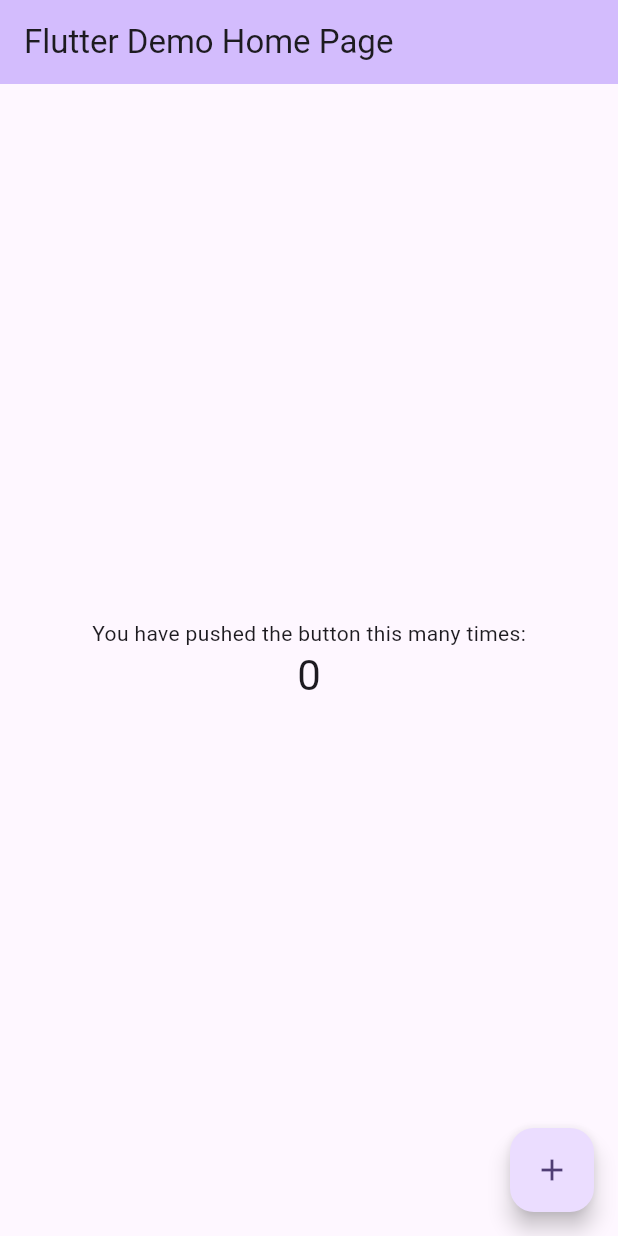
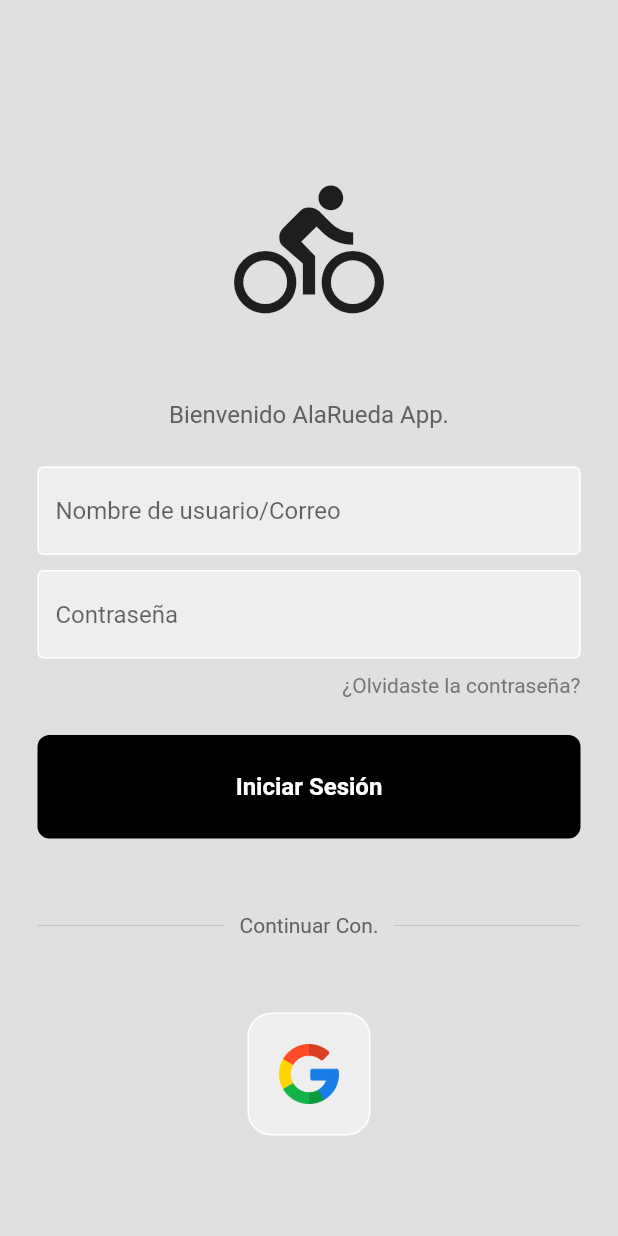
Before and after one commit to DanielCerquera/alarueda_app, a Flutter app: the screen it shows after launch, on a phone screen of 412 x 824 dp. Run offline on Flutter 3.47's test engine with Material 2 defaults, Android fonts, the phone set to English and light mode, and no system bars.

Commit message:
Diseño inicial del logeo de usuario para la app

```diff
--- /dev/null
+++ b/lib/components/my_button.dart
@@ -0,0 +1,36 @@
+import 'package:flutter/material.dart';
+
+class MyButton extends StatelessWidget{
+
+  final Function()? onTap;
+
+  const MyButton({
+    super.key,
+    required this.onTap
+  });
+
+@override
+  Widget build(BuildContext context){
+    return GestureDetector(
+      onTap: onTap,
+      child: Container(
+        padding:const EdgeInsets.all(25),
+        margin: const EdgeInsets.symmetric(horizontal: 25),
+        decoration: BoxDecoration(
+          color: Colors.black,
+          borderRadius: BorderRadius.circular(8)
+        ),
+        child: const Center(
+          child: Text(
+            "Iniciar Sesión",
+            style: TextStyle(
+              color: Colors.white,
+              fontWeight: FontWeight.bold,
+              fontSize: 16,
+            ),
+          ),
+        ),
+        ),
+    );
+  }
+}
--- /dev/null
+++ b/lib/components/my_textfield.dart
@@ -0,0 +1,37 @@
+import 'package:flutter/material.dart';
+
+class MyTextField extends StatelessWidget{
+
+  final controller;
+  final String hintText;
+  final bool obscureText;
+
+  const MyTextField({
+    super.key,
+    required this.controller,
+    required this.hintText,
+    required this.obscureText,
+    });
+
+  @override
+  Widget build(BuildContext context) {
+    return Padding(
+      padding: const EdgeInsets.symmetric(horizontal: 25.0),
+      child: TextField(
+        controller: controller,
+        obscureText: obscureText,
+        decoration: InputDecoration(
+            enabledBorder: const OutlineInputBorder(
+              borderSide: BorderSide(color: Colors.white),
+            ),
+            focusedBorder: OutlineInputBorder(
+              borderSide: BorderSide(color: Colors.grey.shade400),
+            ),
+            fillColor: Colors.grey.shade200,
+            filled: true,
+            hintText: hintText,
+        ),
+      ),
+    );
+  }
+}
--- /dev/null
+++ b/lib/components/square_title.dart
@@ -0,0 +1,25 @@
+import 'package:flutter/material.dart';
+
+class SquareTile extends StatelessWidget {
+  final String imagePath;
+  const SquareTile({
+    super.key,
+    required this.imagePath,
+  });
+
+  @override
+  Widget build(BuildContext context) {
+    return Container(
+      padding: EdgeInsets.all(20),
+      decoration: BoxDecoration(
+        border: Border.all(color: Colors.white),
+        borderRadius: BorderRadius.circular(16),
+        color: Colors.grey[200],
+      ),
+      child: Image.asset(
+        imagePath,
+        height: 40,
+      ),
+    );
+  }
+}
--- a/lib/main.dart
+++ b/lib/main.dart
@@ -1,4 +1,5 @@
 import 'package:flutter/material.dart';
+import 'pages/login_page.dart';
 
 void main() {
   runApp(const MyApp());
@@ -7,119 +8,11 @@ void main() {
 class MyApp extends StatelessWidget {
   const MyApp({super.key});
 
-  // This widget is the root of your application.
   @override
   Widget build(BuildContext context) {
     return MaterialApp(
-      title: 'Ala Rueba App',
-      theme: ThemeData(
-        // This is the theme of your application.
-        //
-        // TRY THIS: Try running your application with "flutter run". You'll see
-        // the application has a blue toolbar. Then, without quitting the app,
-        // try changing the seedColor in the colorScheme below to Colors.green
-        // and then invoke "hot reload" (save your changes or press the "hot
-        // reload" button in a Flutter-supported IDE, or press "r" if you used
-        // the command line to start the app).
-        //
-        // Notice that the counter didn't reset back to zero; the application
-        // state is not lost during the reload. To reset the state, use hot
-        // restart instead.
-        //
-        // This works for code too, not just values: Most code changes can be
-        // tested with just a hot reload.
-        colorScheme: ColorScheme.fromSeed(seedColor: Colors.deepPurple),
-        useMaterial3: true,
-      ),
-      home: const MyHomePage(title: 'Flutter Demo Home Page'),
+      debugShowCheckedModeBanner: false,
+      home: LoginPage(),
     );
   }
 }
-
-class MyHomePage extends StatefulWidget {
-  const MyHomePage({super.key, required this.title});
-
-  // This widget is the home page of your application. It is stateful, meaning
-  // that it has a State object (defined below) that contains fields that affect
-  // how it looks.
-
-  // This class is the configuration for the state. It holds the values (in this
-  // case the title) provided by the parent (in this case the App widget) and
-  // used by the build method of the State. Fields in a Widget subclass are
-  // always marked "final".
-
-  final String title;
-
-  @override
-  State<MyHomePage> createState() => _MyHomePageState();
-}
-
-class _MyHomePageState extends State<MyHomePage> {
-  int _counter = 0;
-
-  void _incrementCounter() {
-    setState(() {
-      // This call to setState tells the Flutter framework that something has
-      // changed in this State, which causes it to rerun the build method below
-      // so that the display can reflect the updated values. If we changed
-      // _counter without calling setState(), then the build method would not be
-      // called again, and so nothing would appear to happen.
-      _counter++;
-    });
-  }
-
-  @override
-  Widget build(BuildContext context) {
-    // This method is rerun every time setState is called, for instance as done
-    // by the _incrementCounter method above.
-    //
-    // The Flutter framework has been optimized to make rerunning build methods
-    // fast, so that you can just rebuild anything that needs updating rather
-    // than having to individually change instances of widgets.
-    return Scaffold(
-      appBar: AppBar(
-        // TRY THIS: Try changing the color here to a specific color (to
-        // Colors.amber, perhaps?) and trigger a hot reload to see the AppBar
-        // change color while the other colors stay the same.
-        backgroundColor: Theme.of(context).colorScheme.inversePrimary,
-        // Here we take the value from the MyHomePage object that was created by
-        // the App.build method, and use it to set our appbar title.
-        title: Text(widget.title),
-      ),
-      body: Center(
-        // Center is a layout widget. It takes a single child and positions it
-        // in the middle of the parent.
-        child: Column(
-          // Column is also a layout widget. It takes a list of children and
-          // arranges them vertically. By default, it sizes itself to fit its
-          // children horizontally, and tries to be as tall as its parent.
-          //
-          // Column has various properties to control how it sizes itself and
-          // how it positions its children. Here we use mainAxisAlignment to
-          // center the children vertically; the main axis here is the vertical
-          // axis because Columns are vertical (the cross axis would be
-          // horizontal).
-          //
-          // TRY THIS: Invoke "debug painting" (choose the "Toggle Debug Paint"
-          // action in the IDE, or press "p" in the console), to see the
-          // wireframe for each widget.
-          mainAxisAlignment: MainAxisAlignment.center,
-          children: <Widget>[
-            const Text(
-              'You have pushed the button this many times:',
-            ),
-            Text(
-              '$_counter',
-              style: Theme.of(context).textTheme.headlineMedium,
-            ),
-          ],
-        ),
-      ),
-      floatingActionButton: FloatingActionButton(
-        onPressed: _incrementCounter,
-        tooltip: 'Increment',
-        child: const Icon(Icons.add),
-      ), // This trailing comma makes auto-formatting nicer for build methods.
-    );
-  }
-}
--- /dev/null
+++ b/lib/pages/login_page.dart
@@ -0,0 +1,173 @@
+import 'package:alarueda_app/components/my_button.dart';
+import 'package:alarueda_app/components/square_title.dart';
+import 'package:flutter/material.dart';
+import 'package:alarueda_app/components/my_textfield.dart';
+
+class LoginPage extends StatelessWidget{
+
+  LoginPage({
+    super.key
+  });
+
+  //Text Editing controller
+  final usernameController = TextEditingController();
+  final passwordController = TextEditingController();
+
+  //Metodo iniciar Sesión Usuario
+  void signUserIn(){}
+
+ @override
+  Widget build(BuildContext context) {
+    return Scaffold(
+      backgroundColor: Colors.grey[300],
+      body: SafeArea(
+        child: Center(
+          child: Column(
+            mainAxisAlignment: MainAxisAlignment.center,
+            children: [
+              const SizedBox(height: 50),
+
+              // logo
+              const Icon(
+                Icons.directions_bike,
+                size: 100,
+              ),
+
+              const SizedBox(height: 50),
+
+              // welcome back, you've been missed!
+              Text(
+                'Bienvenido AlaRueda App.',
+                style: TextStyle(
+                  color: Colors.grey[700],
+                  fontSize: 16,
+                ),
+              ),
+
+              const SizedBox(height: 25),
+
+              // username textfield
+              MyTextField(
+                controller: usernameController,
+                hintText: 'Nombre de usuario/Correo',
+                obscureText: false,
+              ),
+
+              const SizedBox(height: 10),
+
+              // password textfield
+              MyTextField(
+                controller: passwordController,
+                hintText: 'Contraseña',
+                obscureText: true,
+              ),
+
+              const SizedBox(height: 10),
+
+              // forgot password?
+              Padding(
+                padding: const EdgeInsets.symmetric(horizontal: 25.0),
+                child: Row(
+                  mainAxisAlignment: MainAxisAlignment.end,
+                  children: [
+                    Text(
+                      '¿Olvidaste la contraseña?',
+                      style: TextStyle(color: Colors.grey[600]),
+                    ),
+                  ],
+                ),
+              ),
+
+              const SizedBox(height: 25),
+
+              // sign in button
+              MyButton(
+                onTap: signUserIn,
+              ),
+
+              const SizedBox(height: 50),
+
+              // or continue with
+              Padding(
+                padding: const EdgeInsets.symmetric(horizontal: 25.0),
+                child: Row(
+                  children: [
+                    Expanded(
+                      child: Divider(
+                        thickness: 0.5,
+                        color: Colors.grey[400],
+                      ),
+                    ),
+                    Padding(
+                      padding: const EdgeInsets.symmetric(horizontal: 10.0),
+                      child: Text(
+                        'Continuar Con.',
+                        style: TextStyle(color: Colors.grey[700]),
+                      ),
+                    ),
+                    Expanded(
+                      child: Divider(
+                        thickness: 0.5,
+                        color: Colors.grey[400],
+                      ),
+                    ),
+                  ],
+                ),
+              ),
+
+              const SizedBox(height: 50),
+
+              // google + apple sign in buttons
+
+              const Row(
+                mainAxisAlignment: MainAxisAlignment.center,
+                children: [
+                  // google button
+                  SquareTile(imagePath: 'lib/images/google.png'),
+                ],
+              ),
+
+              /*Row(
+                mainAxisAlignment: MainAxisAlignment.center,
+                children: [
+                  Expanded(
+                    // google button
+                   SquareTile(imagePath: 'lib/images/google.png'),
+                   SizedBox(width: 4),
+                  )
+                  Text(
+                    '',
+                    style: TextStyle(color: Colors.grey[700]),
+                  ),
+
+
+                ],
+              ),*/
+
+              /*const SizedBox(height: 50),
+
+              // not a member? register now
+              Row(
+                mainAxisAlignment: MainAxisAlignment.center,
+                children: [
+                  Text(
+                    'Not a member?',
+                    style: TextStyle(color: Colors.grey[700]),
+                  ),
+                  const SizedBox(width: 4),
+                  const Text(
+                    'Register now',
+                    style: TextStyle(
+                      color: Colors.blue,
+                      fontWeight: FontWeight.bold,
+                    ),
+                  ),
+                ],
+              )*/
+            ],
+          ),
+        ),
+      ),
+    );
+  }
+}
--- a/pubspec.yaml
+++ b/pubspec.yaml
@@ -59,9 +59,9 @@ flutter:
   uses-material-design: true
 
   # To add assets to your application, add an assets section, like this:
-  # assets:
-  #   - images/a_dot_burr.jpeg
-  #   - images/a_dot_ham.jpeg
+  assets:
+    - lib/images/
+  #- images/a_dot_ham.jpeg
 
   # An image asset can refer to one or more resolution-specific "variants", see
   # https://flutter.dev/assets-and-images/#resolution-aware
```
Also changed, not shown: lib/images/apple.png (added), lib/images/google.png (added).
